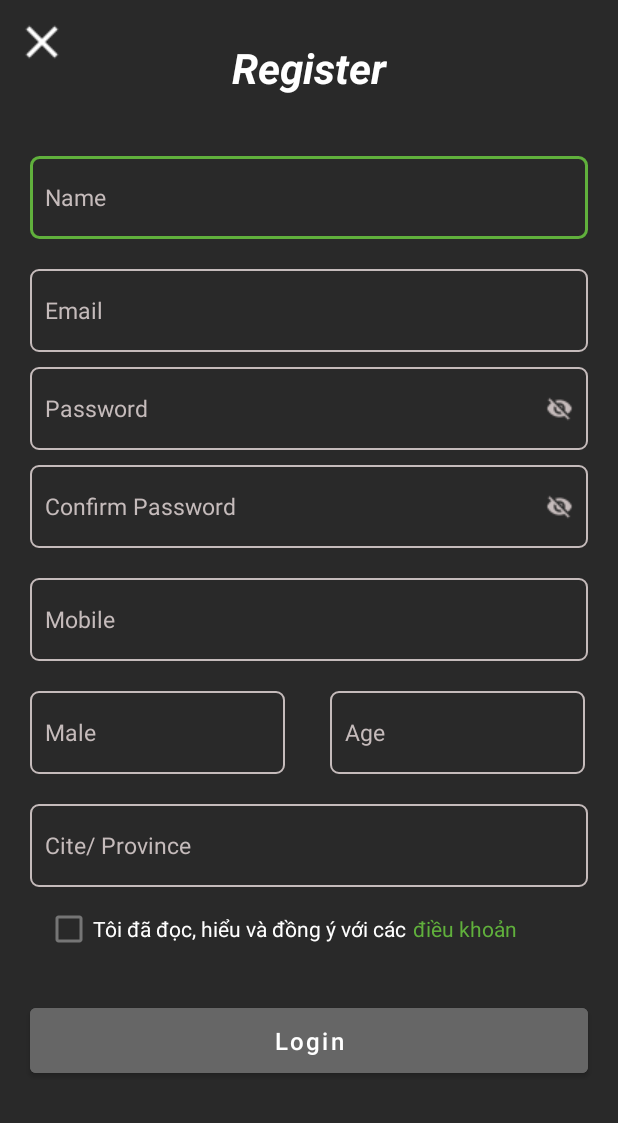
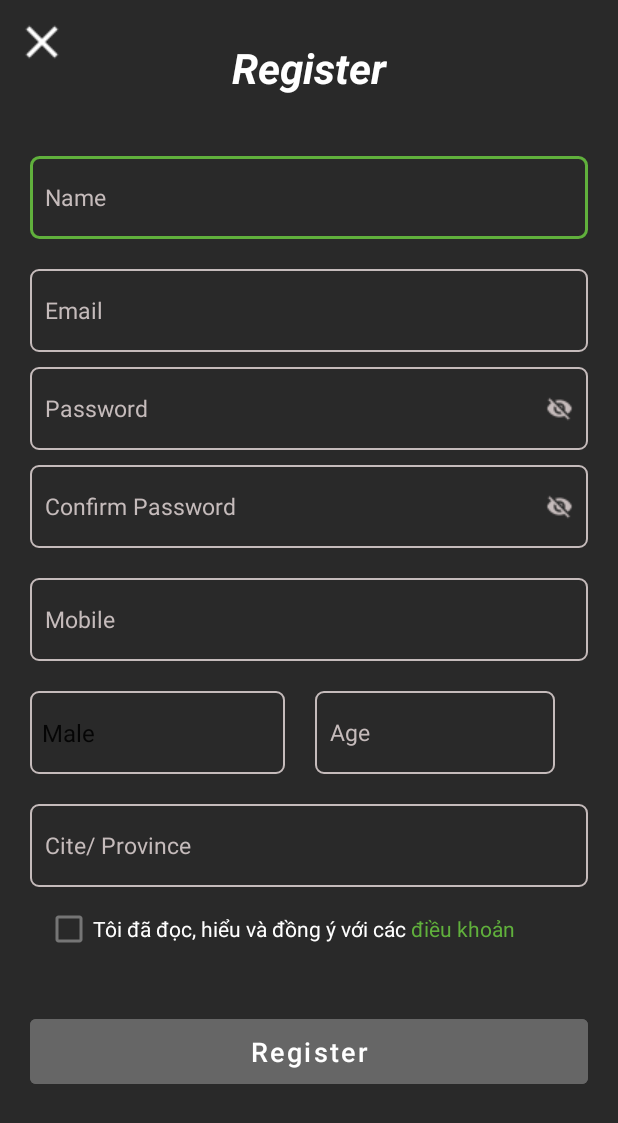
Before and after one commit to hieumai1905/App_android_order_ticket_movie, an Android app: the layout activity_register.xml on its own in the app's theme, with its tools: preview values and no code run, on a phone screen of 412 x 824 dp. Shown: the top 1123 px of the screen. Run offline under Robolectric (Android 15) with nearby library versions, the phone set to English and light mode, and no system bars.

Commit message:
register

```diff
--- a/app/src/main/AndroidManifest.xml
+++ b/app/src/main/AndroidManifest.xml
@@ -30,6 +30,7 @@
         </activity>
         <activity android:name=".activity.LoginActivity" />
         <activity android:name=".activity.StartActivity" />
+        <activity android:name=".activity.RegisterActivity" />
     </application>
 
 </manifest>
--- a/app/src/main/java/com/example/btl_android_apporderticket/handle/SlideRunnable.java
+++ b/app/src/main/java/com/example/btl_android_apporderticket/handle/autorun/SlideRunnable.java
@@ -1,4 +1,4 @@
-package com.example.btl_android_apporderticket.handle;
+package com.example.btl_android_apporderticket.handle.autorun;
 
 import androidx.viewpager2.widget.ViewPager2;
 
--- a/app/src/main/java/com/example/btl_android_apporderticket/handle/IServiceCallback.java
+++ b/app/src/main/java/com/example/btl_android_apporderticket/handle/mycallback/IServiceCallback.java
@@ -1,4 +1,4 @@
-package com.example.btl_android_apporderticket.handle;
+package com.example.btl_android_apporderticket.handle.mycallback;
 
 public interface IServiceCallback<T> {
     void onDataReceived(T data);
--- a/app/src/main/java/com/example/btl_android_apporderticket/model/User.java
+++ b/app/src/main/java/com/example/btl_android_apporderticket/model/User.java
@@ -2,7 +2,9 @@ package com.example.btl_android_apporderticket.model;
 
 import com.google.gson.annotations.SerializedName;
 
-public class User {
+import java.io.Serializable;
+
+public class User implements Serializable {
     @SerializedName("userId")
     private String userId;
 
--- a/app/src/main/java/com/example/btl_android_apporderticket/service/IGeneralService.java
+++ b/app/src/main/java/com/example/btl_android_apporderticket/service/IGeneralService.java
@@ -1,7 +1,7 @@
 package com.example.btl_android_apporderticket.service;
 
 
-import com.example.btl_android_apporderticket.handle.IServiceCallback;
+import com.example.btl_android_apporderticket.handle.mycallback.IServiceCallback;
 
 public interface IGeneralService<T, K> {
     void getById(K key, IServiceCallback<T> callback);
--- a/app/src/main/java/com/example/btl_android_apporderticket/service/movie/IMovieService.java
+++ b/app/src/main/java/com/example/btl_android_apporderticket/service/movie/IMovieService.java
@@ -1,6 +1,6 @@
 package com.example.btl_android_apporderticket.service.movie;
 
-import com.example.btl_android_apporderticket.handle.IServiceCallback;
+import com.example.btl_android_apporderticket.handle.mycallback.IServiceCallback;
 import com.example.btl_android_apporderticket.model.Movie;
 import com.example.btl_android_apporderticket.service.IGeneralService;
 
--- a/app/src/main/java/com/example/btl_android_apporderticket/service/movie/MovieService.java
+++ b/app/src/main/java/com/example/btl_android_apporderticket/service/movie/MovieService.java
@@ -3,7 +3,7 @@ package com.example.btl_android_apporderticket.service.movie;
 import androidx.annotation.NonNull;
 
 import com.example.btl_android_apporderticket.api.MovieAPI;
-import com.example.btl_android_apporderticket.handle.IServiceCallback;
+import com.example.btl_android_apporderticket.handle.mycallback.IServiceCallback;
 import com.example.btl_android_apporderticket.model.Movie;
 
 import java.util.List;
--- a/app/src/main/java/com/example/btl_android_apporderticket/service/user/IUserService.java
+++ b/app/src/main/java/com/example/btl_android_apporderticket/service/user/IUserService.java
@@ -1,7 +1,7 @@
 package com.example.btl_android_apporderticket.service.user;
 
 
-import com.example.btl_android_apporderticket.handle.IServiceCallback;
+import com.example.btl_android_apporderticket.handle.mycallback.IServiceCallback;
 import com.example.btl_android_apporderticket.model.User;
 import com.example.btl_android_apporderticket.service.IGeneralService;
 
--- /dev/null
+++ b/app/src/main/res/drawable/status_button.xml
@@ -0,0 +1,5 @@
+<!-- res/drawable/button_enabled.xml -->
+<selector xmlns:android="http://schemas.android.com/apk/res/android">
+    <item android:color="@color/select_nav" android:state_enabled="true" />
+    <item android:color="@color/choose" android:state_enabled="false" />
+</selector>
--- a/app/src/main/res/layout/activity_login.xml
+++ b/app/src/main/res/layout/activity_login.xml
@@ -83,7 +83,7 @@
             android:layout_marginLeft="23dp"
             android:layout_marginTop="10sp"
             android:layout_marginRight="23dp"
-            android:text="Fortgot Password ?"
+            android:text="Forgot Password ?"
             android:textAlignment="textEnd"
             android:textColor="@color/select_nav"
             android:textSize="15sp" />
--- a/app/src/main/res/layout/activity_main.xml
+++ b/app/src/main/res/layout/activity_main.xml
@@ -126,6 +126,8 @@ android:background="@color/black"
         android:layout_height="43dp"
         android:layout_centerHorizontal="true"
         android:layout_marginTop="580dp"
+        android:textSize="15dp"
+        android:textAllCaps="false"
         android:backgroundTint="@color/select_nav"
         android:text="Booking" />
 
--- a/app/src/main/res/layout/activity_register.xml
+++ b/app/src/main/res/layout/activity_register.xml
@@ -35,7 +35,7 @@
             android:textStyle="bold|italic" />
 
         <EditText
-            android:id="@+id/edtFullname"
+            android:id="@+id/edtRegisterName"
             android:layout_width="match_parent"
             android:layout_height="55dp"
             android:layout_marginLeft="20dp"
@@ -51,7 +51,7 @@
             android:textSize="15sp" />
 
         <EditText
-            android:id="@+id/edtEmailRegister"
+            android:id="@+id/edtRegisterEmail"
             android:layout_width="match_parent"
             android:layout_height="55dp"
             android:layout_marginLeft="20dp"
@@ -67,7 +67,7 @@
             android:textSize="15sp" />
 
         <EditText
-            android:id="@+id/edtPasswordRegister"
+            android:id="@+id/edtRegisterPassword"
             android:layout_width="match_parent"
             android:layout_height="55dp"
             android:layout_marginLeft="20dp"
@@ -85,7 +85,7 @@
             android:textSize="15sp" />
 
         <EditText
-            android:id="@+id/edtCofirmPassword"
+            android:id="@+id/edtConfirmPassword"
             android:layout_width="match_parent"
             android:layout_height="55dp"
             android:layout_marginLeft="20dp"
@@ -103,7 +103,7 @@
             android:textSize="15sp" />
 
         <EditText
-            android:id="@+id/edtPhoneNumber"
+            android:id="@+id/edtRegisterPhone"
             android:layout_width="match_parent"
             android:layout_height="55dp"
             android:layout_marginLeft="20dp"
@@ -111,45 +111,48 @@
             android:layout_marginRight="20dp"
             android:background="@drawable/selector_input"
             android:hint="Mobile"
-            android:inputType="textPhonetic"
+            android:inputType="phone"
             android:paddingLeft="10dp"
             android:paddingRight="10dp"
             android:textColor="#C5BBBB"
             android:textColorHint="#C5BBBB"
             android:textSize="15sp" />
 
-        <EditText
-            android:id="@+id/edtGender"
+        <LinearLayout
+            android:layout_width="wrap_content"
+            android:layout_height="wrap_content"
+            android:layout_marginLeft="20dp"
+            android:layout_marginTop="20dp"
+            android:orientation="horizontal">
+
+            <Spinner
+                android:id="@+id/spnGender"
                 android:layout_width="170dp"
                 android:layout_height="55dp"
-            android:layout_marginLeft="20dp"
-            android:layout_marginTop="20dp"
                 android:layout_marginRight="20dp"
                 android:background="@drawable/selector_input"
-            android:hint="Male"
+                android:entries="@array/gender">
+
+            </Spinner>
+
+            <EditText
+                android:id="@+id/edtRegisterBirthday"
+                android:layout_width="160dp"
+                android:layout_height="55dp"
+                android:layout_gravity="end"
+                android:background="@drawable/selector_input"
+                android:hint="Age"
+                android:inputType="number"
                 android:paddingLeft="10dp"
                 android:paddingRight="10dp"
+
                 android:textColor="#C5BBBB"
                 android:textColorHint="#C5BBBB"
                 android:textSize="15sp" />
+        </LinearLayout>
 
         <EditText
-            android:id="@+id/edtAge"
-            android:layout_width="170dp"
-            android:layout_height="55dp"
-            android:layout_marginLeft="220dp"
-            android:layout_marginTop="-55dp"
-            android:layout_marginRight="20dp"
-            android:background="@drawable/selector_input"
-            android:hint="Age"
-            android:paddingLeft="10dp"
-            android:paddingRight="10dp"
-            android:textColor="#C5BBBB"
-            android:textColorHint="#C5BBBB"
-            android:textSize="15sp" />
-
-        <EditText
-            android:id="@+id/edtAddress"
+            android:id="@+id/edtRegisterAddress"
             android:layout_width="match_parent"
             android:layout_height="55dp"
             android:layout_marginLeft="20dp"
@@ -171,34 +174,41 @@
         android:layout_alignParentEnd="true"
         android:orientation="vertical">
 
+        <LinearLayout
+            android:layout_width="match_parent"
+            android:layout_height="wrap_content"
+            android:orientation="horizontal">
+
             <CheckBox
+                android:id="@+id/ckbRegister"
                 android:layout_width="wrap_content"
                 android:layout_height="wrap_content"
                 android:layout_marginLeft="30dp"
-            android:layout_marginRight="20dp"
+                android:layout_marginRight="3dp"
                 android:text="Tôi đã đọc, hiểu và đồng ý với các"
                 android:textColor="@color/white" />
 
             <TextView
                 android:layout_width="wrap_content"
                 android:layout_height="wrap_content"
-            android:layout_marginLeft="275dp"
-            android:layout_marginTop="-34dp"
                 android:autoLink="none"
                 android:drawableTint="@color/white"
                 android:text="điều khoản"
                 android:textColor="@color/select_nav" />
+        </LinearLayout>
 
         <Button
-            android:id="@+id/btnLogin"
+            android:id="@+id/btnConfirmRegister"
             android:layout_width="match_parent"
             android:layout_height="55dp"
             android:layout_marginLeft="20dp"
-            android:layout_marginTop="37sp"
+            android:layout_marginTop="30sp"
             android:layout_marginRight="20dp"
-            android:backgroundTint="@color/choose"
-            android:text="Login"
+            android:backgroundTint="@drawable/status_button"
+            android:enabled="false"
+            android:text="Register"
             android:textAllCaps="false"
-            android:textSize="16dp" />
+            android:textColor="@color/white"
+            android:textSize="18dp" />
     </LinearLayout>
 </LinearLayout>
--- /dev/null
+++ b/app/src/main/res/values/arrays.xml
@@ -0,0 +1,11 @@
+<?xml version="1.0" encoding="utf-8"?>
+<resources>
+    <string-array name="gender">
+        <item>
+            Male
+        </item>
+        <item>
+            Female
+        </item>
+    </string-array>
+</resources>
```
Also changed, not shown: app/src/main/java/com/example/btl_android_apporderticket/activity/LoginActivity.java (+79 -2 lines), app/src/main/java/com/example/btl_android_apporderticket/activity/MainActivity.java (+5 -70 lines), app/src/main/java/com/example/btl_android_apporderticket/activity/RegisterActivity.java (added, +171 -0 lines), app/src/main/java/com/example/btl_android_apporderticket/handle/system/HandleKeyBoard.java (added, +12 -0 lines), app/src/main/java/com/example/btl_android_apporderticket/service/user/UserService.java (+13 -2 lines). Lines whose indentation alone changed are shown as unchanged.
